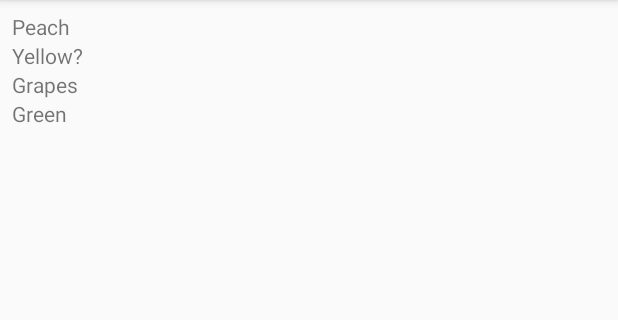
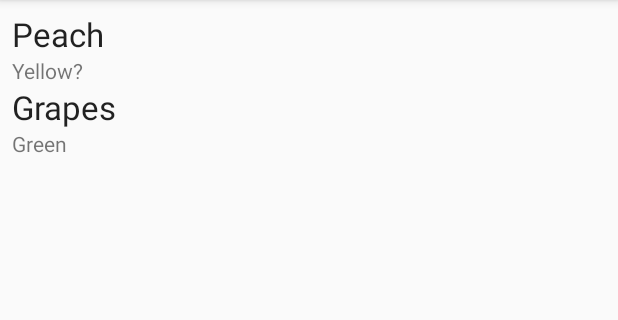
Before and after one commit to amlcurran/GitBisect, an Android app: the screen it shows after launch (MainActivity), on a phone screen of 412 x 824 dp, the part 84-404 px from its top. Run offline under Robolectric (Android 15) with nearby library versions, the phone set to English and light mode, and no system bars.

Commit message:
Make the fruit name bigger

```diff
--- a/android/app/src/main/res/layout/list_item.xml
+++ b/android/app/src/main/res/layout/list_item.xml
@@ -8,7 +8,8 @@
     android:id="@+id/list_title"
     android:layout_width="match_parent"
     android:layout_height="wrap_content"
-    android:text="TextView" />
+    android:text="TextView"
+    android:textAppearance="@style/TextAppearance.AppCompat.Large" />
 
   <TextView
     android:id="@+id/list_color"
```
